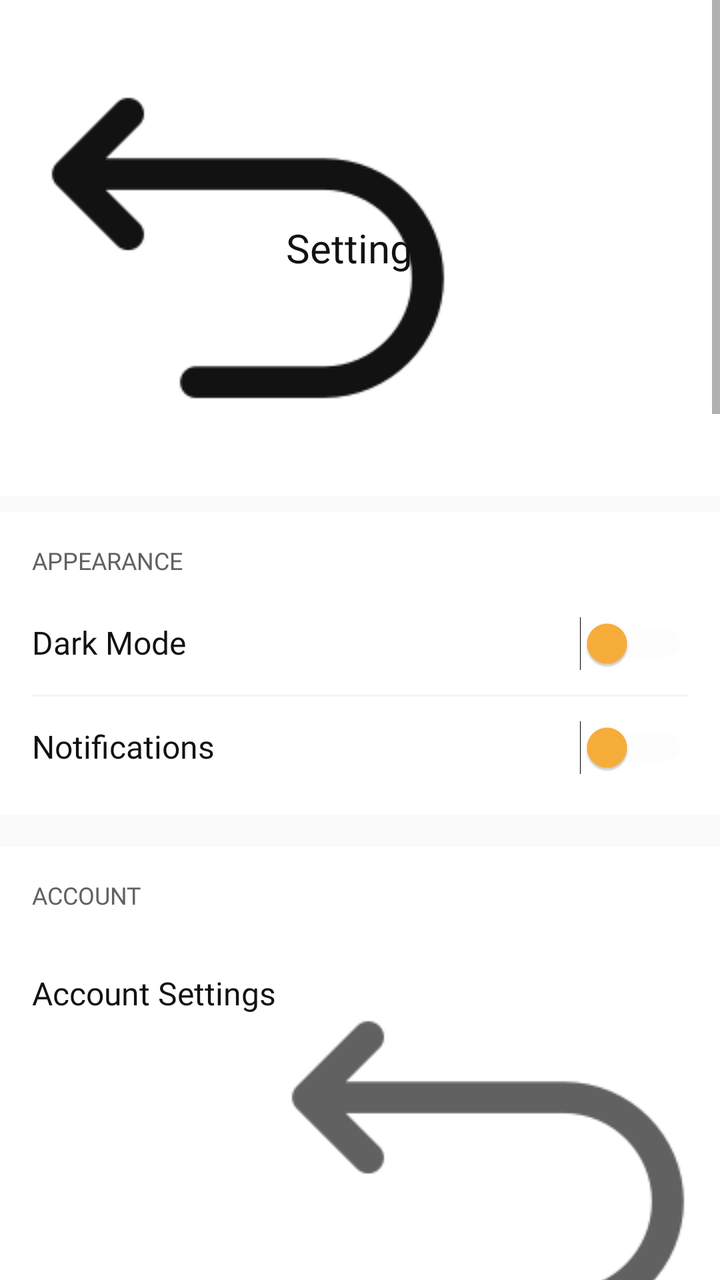
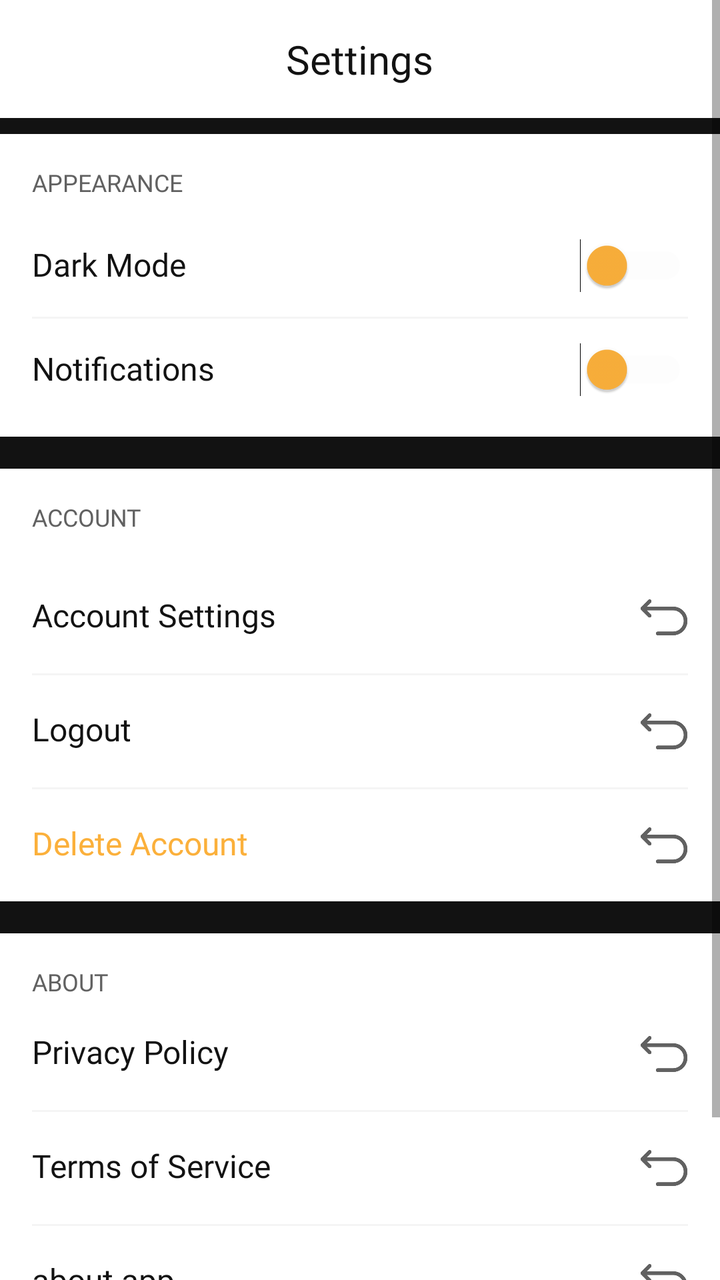

Screens rendered from an Android XML layout before and after an edit, with the pre-edit source and the edit as a unified diff.
<!-- AndroidManifest.xml: activity theme Theme.LumeW -->
<!-- res/layout/activity_settings.xml -->
<?xml version="1.0" encoding="utf-8"?>
<ScrollView xmlns:android="http://schemas.android.com/apk/res/android"
    xmlns:app="http://schemas.android.com/apk/res-auto"
    xmlns:tools="http://schemas.android.com/tools"
    android:layout_width="match_parent"
    android:layout_height="match_parent"
    android:background="@color/background"
    android:fillViewport="true">

    <LinearLayout
        android:layout_width="match_parent"
        android:layout_height="wrap_content"
        android:orientation="vertical">

        
        <RelativeLayout
            android:layout_width="match_parent"
            android:layout_height="wrap_content"
            android:background="@color/surface"
            android:padding="16dp">

            <ImageButton
                android:id="@+id/settings_back_button"
                android:layout_width="wrap_content"
                android:layout_height="wrap_content"
                android:layout_alignParentStart="true"
                android:layout_centerVertical="true"
                android:background="?attr/selectableItemBackgroundBorderless"
                android:contentDescription="@string/back_button"
                android:padding="8dp"
                app:tint="@color/text_primary"
                app:srcCompat="@drawable/ic_back" />

            <TextView
                android:layout_width="wrap_content"
                android:layout_height="wrap_content"
                android:layout_centerInParent="true"
                android:fontFamily="@font/din_medium"
                android:text="@string/settings"
                android:textColor="@color/text_primary"
                android:textSize="20sp" />

        </RelativeLayout>

        
        <LinearLayout
            android:layout_width="match_parent"
            android:layout_height="wrap_content"
            android:layout_marginTop="8dp"
            android:orientation="vertical">

            
            <TextView
                android:layout_width="match_parent"
                android:layout_height="wrap_content"
                android:background="@color/surface"
                android:fontFamily="@font/din_light"
                android:paddingStart="16dp"
                android:paddingTop="16dp"
                android:paddingEnd="16dp"
                android:text="@string/appearance"
                android:textAllCaps="true"
                android:textColor="@color/text_secondary"
                android:textSize="12sp" />

            <LinearLayout
                android:layout_width="match_parent"
                android:layout_height="wrap_content"
                android:background="@color/surface"
                android:orientation="vertical"
                android:paddingStart="16dp"
                android:paddingTop="8dp"
                android:paddingEnd="16dp"
                android:paddingBottom="8dp">

                <LinearLayout
                    android:layout_width="match_parent"
                    android:layout_height="wrap_content"
                    android:orientation="horizontal"
                    android:paddingVertical="12dp">

                    <TextView
                        android:layout_width="0dp"
                        android:layout_height="wrap_content"
                        android:layout_weight="1"
                        android:fontFamily="@font/din_medium"
                        android:text="@string/dark_mode"
                        android:textColor="@color/text_primary"
                        android:textSize="16sp" />

                    <Switch
                        android:id="@+id/dark_mode_switch"
                        android:layout_width="wrap_content"
                        android:layout_height="wrap_content"
                        android:thumbTint="@color/secondary"
                        android:trackTint="@color/surface_variant" />
                </LinearLayout>

                <View
                    android:layout_width="match_parent"
                    android:layout_height="1dp"
                    android:background="@color/surface_variant" />

                <LinearLayout
                    android:layout_width="match_parent"
                    android:layout_height="wrap_content"
                    android:orientation="horizontal"
                    android:paddingVertical="12dp">

                    <TextView
                        android:layout_width="0dp"
                        android:layout_height="wrap_content"
                        android:layout_weight="1"
                        android:fontFamily="@font/din_medium"
                        android:text="@string/notifications"
                        android:textColor="@color/text_primary"
                        android:textSize="16sp" />

                    <Switch
                        android:id="@+id/notifications_switch"
                        android:layout_width="wrap_content"
                        android:layout_height="wrap_content"
                        android:thumbTint="@color/secondary"
                        android:trackTint="@color/surface_variant" />
                </LinearLayout>
            </LinearLayout>

            
            <TextView
                android:layout_width="match_parent"
                android:layout_height="wrap_content"
                android:background="@color/surface"
                android:fontFamily="@font/din_light"
                android:layout_marginTop="16dp"
                android:paddingStart="16dp"
                android:paddingTop="16dp"
                android:paddingEnd="16dp"
                android:text="@string/account"
                android:textAllCaps="true"
                android:textColor="@color/text_secondary"
                android:textSize="12sp" />

            <LinearLayout
                android:layout_width="match_parent"
                android:layout_height="wrap_content"
                android:background="@color/surface"
                android:orientation="vertical"
                android:paddingStart="16dp"
                android:paddingEnd="16dp">

                <LinearLayout
                    android:id="@+id/account_settings_layout"
                    android:layout_width="match_parent"
                    android:layout_height="wrap_content"
                    android:orientation="horizontal"
                    android:paddingVertical="16dp">

                    <TextView
                        android:layout_width="0dp"
                        android:layout_height="wrap_content"
                        android:layout_weight="1"
                        android:fontFamily="@font/din_medium"
                        android:text="@string/account_settings"
                        android:textColor="@color/text_primary"
                        android:textSize="16sp" />

                    <ImageView
                        android:layout_width="wrap_content"
                        android:layout_height="wrap_content"
                        app:tint="@color/text_secondary"
                        app:srcCompat="@drawable/ic_back" />
                </LinearLayout>

                <View
                    android:layout_width="match_parent"
                    android:layout_height="1dp"
                    android:background="@color/surface_variant" />

                <LinearLayout
                    android:id="@+id/logout_layout"
                    android:layout_width="match_parent"
                    android:layout_height="wrap_content"
                    android:orientation="horizontal"
                    android:paddingVertical="16dp">

                    <TextView
                        android:layout_width="0dp"
                        android:layout_height="wrap_content"
                        android:layout_weight="1"
                        android:fontFamily="@font/din_medium"
                        android:text="@string/logout"
                        android:textColor="@color/text_primary"
                        android:textSize="16sp" />

                    <ImageView
                        android:layout_width="wrap_content"
                        android:layout_height="wrap_content"
                        app:srcCompat="@drawable/ic_back"
                        app:tint="@color/text_secondary" />
                </LinearLayout>

                <View
                    android:layout_width="match_parent"
                    android:layout_height="1dp"
                    android:background="@color/surface_variant" />

                <LinearLayout
                    android:id="@+id/delete_account_layout"
                    android:layout_width="match_parent"
                    android:layout_height="wrap_content"
                    android:orientation="horizontal"
                    android:paddingVertical="16dp">

                    <TextView
                        android:layout_width="0dp"
                        android:layout_height="wrap_content"
                        android:layout_weight="1"
                        android:fontFamily="@font/din_medium"
                        android:text="@string/delete_account"
                        android:textColor="@color/secondary"
                        android:textSize="16sp" />

                    <ImageView
                        android:layout_width="wrap_content"
                        android:layout_height="wrap_content"
                        app:srcCompat="@drawable/ic_back"
                        app:tint="@color/text_secondary" />
                </LinearLayout>
            </LinearLayout>

            
            <TextView
                android:layout_width="match_parent"
                android:layout_height="wrap_content"
                android:background="@color/surface"
                android:fontFamily="@font/din_light"
                android:layout_marginTop="16dp"
                android:paddingStart="16dp"
                android:paddingTop="16dp"
                android:paddingEnd="16dp"
                android:text="@string/about"
                android:textAllCaps="true"
                android:textColor="@color/text_secondary"
                android:textSize="12sp" />

            <LinearLayout
                android:layout_width="match_parent"
                android:layout_height="wrap_content"
                android:background="@color/surface"
                android:orientation="vertical"
                android:paddingStart="16dp"
                android:paddingEnd="16dp">

                <LinearLayout
                    android:id="@+id/privacy_policy_layout"
                    android:layout_width="match_parent"
                    android:layout_height="wrap_content"
                    android:orientation="horizontal"
                    android:paddingVertical="16dp">

                    <TextView
                        android:layout_width="0dp"
                        android:layout_height="wrap_content"
                        android:layout_weight="1"
                        android:fontFamily="@font/din_medium"
                        android:text="@string/privacy_policy"
                        android:textColor="@color/text_primary"
                        android:textSize="16sp" />

                    <ImageView
                        android:layout_width="wrap_content"
                        android:layout_height="wrap_content"
                        app:srcCompat="@drawable/ic_back"
                        app:tint="@color/text_secondary" />
                </LinearLayout>

                <View
                    android:layout_width="match_parent"
                    android:layout_height="1dp"
                    android:background="@color/surface_variant" />

                <LinearLayout
                    android:id="@+id/terms_of_service_layout"
                    android:layout_width="match_parent"
                    android:layout_height="wrap_content"
                    android:orientation="horizontal"
                    android:paddingVertical="16dp">

                    <TextView
                        android:layout_width="0dp"
                        android:layout_height="wrap_content"
                        android:layout_weight="1"
                        android:fontFamily="@font/din_medium"
                        android:text="@string/terms_of_service"
                        android:textColor="@color/text_primary"
                        android:textSize="16sp" />

                    <ImageView
                        android:layout_width="wrap_content"
                        android:layout_height="wrap_content"
                        android:tint="@color/text_secondary"
                        app:srcCompat="@drawable/ic_back"
                        tools:ignore="UseAppTint" />
                </LinearLayout>

                <View
                    android:layout_width="match_parent"
                    android:layout_height="1dp"
                    android:background="@color/surface_variant" />

                <LinearLayout
                    android:id="@+id/about_layout"
                    android:layout_width="match_parent"
                    android:layout_height="wrap_content"
                    android:orientation="horizontal"
                    android:paddingVertical="16dp">

                    <TextView
                        android:layout_width="0dp"
                        android:layout_height="wrap_content"
                        android:layout_weight="1"
                        android:fontFamily="@font/din_medium"
                        android:text="@string/about_app"
                        android:textColor="@color/text_primary"
                        android:textSize="16sp" />

                    <ImageView
                        android:layout_width="wrap_content"
                        android:layout_height="wrap_content"
                        android:tint="@color/text_secondary"
                        app:srcCompat="@drawable/ic_back"
                        tools:ignore="UseAppTint" />
                </LinearLayout>
            </LinearLayout>

            
            <LinearLayout
                android:layout_width="match_parent"
                android:layout_height="wrap_content"
                android:layout_marginTop="16dp"
                android:background="@color/surface"
                android:gravity="center"
                android:orientation="vertical"
                android:padding="16dp">

                <TextView
                    android:id="@+id/version_text"
                    android:layout_width="wrap_content"
                    android:layout_height="wrap_content"
                    android:fontFamily="@font/din_light"
                    android:textColor="@color/text_secondary"
                    android:textSize="12sp" />
            </LinearLayout>
        </LinearLayout>
    </LinearLayout>
</ScrollView>
<!-- resources referenced by this layout -->
<resources>
  <color name="background">#FAFAFA</color>
  <color name="secondary">#FBB03B</color>
  <color name="surface">#FFFFFF</color>
  <color name="surface_variant">#F5F5F5</color>
  <color name="text_primary">#121212</color>
  <color name="text_secondary">#616161</color>
  <!-- drawable ic_back: png bitmap (drawable, 2445 bytes) -->
  <string name="about">About</string>
  <string name="about_app">about app</string>
  <string name="account">account\n</string>
  <string name="account_settings">Account Settings</string>
  <string name="appearance">appearance</string>
  <string name="back_button">back button</string>
  <string name="dark_mode">Dark Mode</string>
  <string name="delete_account">Delete Account</string>
  <string name="logout">Logout</string>
  <string name="notifications">Notifications</string>
  <string name="privacy_policy">Privacy Policy</string>
  <string name="settings">Settings</string>
  <string name="terms_of_service">Terms of Service</string>
  <style name="Theme.LumeW" parent="Theme.Material3.DayNight.NoActionBar">
          
          <item name="colorPrimary">@color/primary</item>
          <item name="colorPrimaryContainer">@color/primary_variant</item>
          <item name="colorOnPrimary">@color/white</item>
  
          
          <item name="colorSecondary">@color/secondary</item>
          <item name="colorSecondaryContainer">@color/secondary_variant</item>
          <item name="colorOnSecondary">@color/black</item>
  
          
          <item name="android:statusBarColor">?attr/colorPrimaryContainer</item>
          <item name="android:navigationBarColor">@color/black</item>
          <item name="android:windowLightNavigationBar" tools:targetApi="27">false</item>
  
          
          <item name="textAppearanceDisplayLarge">@style/TextAppearance.LumeW.Display.Large</item>
          <item name="textAppearanceBodyLarge">@style/TextAppearance.LumeW.Body.Large</item>
          <item name="textAppearanceTitleMedium">@style/TextAppearance.LumeW.Title.Medium</item>
  
          
          <item name="materialButtonStyle">@style/Button.LumeW</item>
          <item name="materialSwitchStyle">@style/Widget.Material3.CompoundButton.Switch</item>
      </style>
  <color name="primary">#121212</color>
  <color name="primary_variant">#1E1E1E</color>
  <color name="white">#FFFFFFFF</color>
  <color name="secondary_variant">#E6A035</color>
  <color name="black">#FF000000</color>
  <style name="TextAppearance.LumeW.Display.Large" parent="TextAppearance.Material3.DisplayLarge">
          <item name="fontFamily">@font/din_medium</item>
          <item name="android:textColor">@color/text_primary</item>
      </style>
  <style name="TextAppearance.LumeW.Body.Large" parent="TextAppearance.Material3.BodyLarge">
          <item name="fontFamily">@font/din_light</item>
          <item name="android:textColor">@color/text_primary</item>
      </style>
  <style name="TextAppearance.LumeW.Title.Medium" parent="TextAppearance.Material3.TitleMedium">
          <item name="fontFamily">@font/din_medium</item>
          <item name="android:textColor">@color/text_primary</item>
      </style>
  <style name="Button.LumeW" parent="Widget.Material3.Button">
          <item name="android:textAppearance">@style/TextAppearance.LumeW.Body.Large</item>
          <item name="android:minHeight">48dp</item>
          <item name="shapeAppearance">@style/ShapeAppearance.LumeW.Medium</item>
          <item name="backgroundTint">@color/secondary</item>
      </style>
  <style name="ShapeAppearance.LumeW.Medium" parent="ShapeAppearance.Material3.MediumComponent">
          <item name="cornerFamily">rounded</item>
          <item name="cornerSize">12dp</item>
      </style>
</resources>

<!-- the commit's change to res/layout/activity_settings.xml (unified diff, before → after) -->
@@ -4,7 +4,7 @@
     xmlns:tools="http://schemas.android.com/tools"
     android:layout_width="match_parent"
     android:layout_height="match_parent"
-    android:background="@color/background"
+    android:background="@color/on_surface"
     android:fillViewport="true">
 
     <LinearLayout
@@ -21,13 +21,13 @@
 
             <ImageButton
                 android:id="@+id/settings_back_button"
-                android:layout_width="wrap_content"
-                android:layout_height="wrap_content"
+                android:layout_width="24dp"
+                android:layout_height="24dp"
                 android:layout_alignParentStart="true"
                 android:layout_centerVertical="true"
                 android:background="?attr/selectableItemBackgroundBorderless"
                 android:contentDescription="@string/back_button"
-                android:padding="8dp"
+                android:padding="4dp"
                 app:tint="@color/text_primary"
                 app:srcCompat="@drawable/ic_back" />
 
@@ -39,7 +39,6 @@
                 android:text="@string/settings"
                 android:textColor="@color/text_primary"
                 android:textSize="20sp" />
-
         </RelativeLayout>
 
         
@@ -165,8 +164,8 @@
                         android:textSize="16sp" />
 
                     <ImageView
-                        android:layout_width="wrap_content"
-                        android:layout_height="wrap_content"
+                        android:layout_width="24dp"
+                        android:layout_height="24dp"
                         app:tint="@color/text_secondary"
                         app:srcCompat="@drawable/ic_back" />
                 </LinearLayout>
@@ -193,8 +192,8 @@
                         android:textSize="16sp" />
 
                     <ImageView
-                        android:layout_width="wrap_content"
-                        android:layout_height="wrap_content"
+                        android:layout_width="24dp"
+                        android:layout_height="24dp"
                         app:srcCompat="@drawable/ic_back"
                         app:tint="@color/text_secondary" />
                 </LinearLayout>
@@ -221,8 +220,8 @@
                         android:textSize="16sp" />
 
                     <ImageView
-                        android:layout_width="wrap_content"
-                        android:layout_height="wrap_content"
+                        android:layout_width="24dp"
+                        android:layout_height="24dp"
                         app:srcCompat="@drawable/ic_back"
                         app:tint="@color/text_secondary" />
                 </LinearLayout>
@@ -268,8 +267,8 @@
                         android:textSize="16sp" />
 
                     <ImageView
-                        android:layout_width="wrap_content"
-                        android:layout_height="wrap_content"
+                        android:layout_width="24dp"
+                        android:layout_height="24dp"
                         app:srcCompat="@drawable/ic_back"
                         app:tint="@color/text_secondary" />
                 </LinearLayout>
@@ -296,8 +295,8 @@
                         android:textSize="16sp" />
 
                     <ImageView
-                        android:layout_width="wrap_content"
-                        android:layout_height="wrap_content"
+                        android:layout_width="24dp"
+                        android:layout_height="24dp"
                         android:tint="@color/text_secondary"
                         app:srcCompat="@drawable/ic_back"
                         tools:ignore="UseAppTint" />
@@ -325,8 +324,8 @@
                         android:textSize="16sp" />
 
                     <ImageView
-                        android:layout_width="wrap_content"
-                        android:layout_height="wrap_content"
+                        android:layout_width="24dp"
+                        android:layout_height="24dp"
                         android:tint="@color/text_secondary"
                         app:srcCompat="@drawable/ic_back"
                         tools:ignore="UseAppTint" />
<!-- resource entries referenced after the edit -->
@@ -1,6 +1,6 @@
 <!-- resources referenced by this layout -->
 <resources>
-  <color name="background">#FAFAFA</color>
+  <color name="on_surface">#121212</color>
   <color name="secondary">#FBB03B</color>
   <color name="surface">#FFFFFF</color>
   <color name="surface_variant">#F5F5F5</color>
